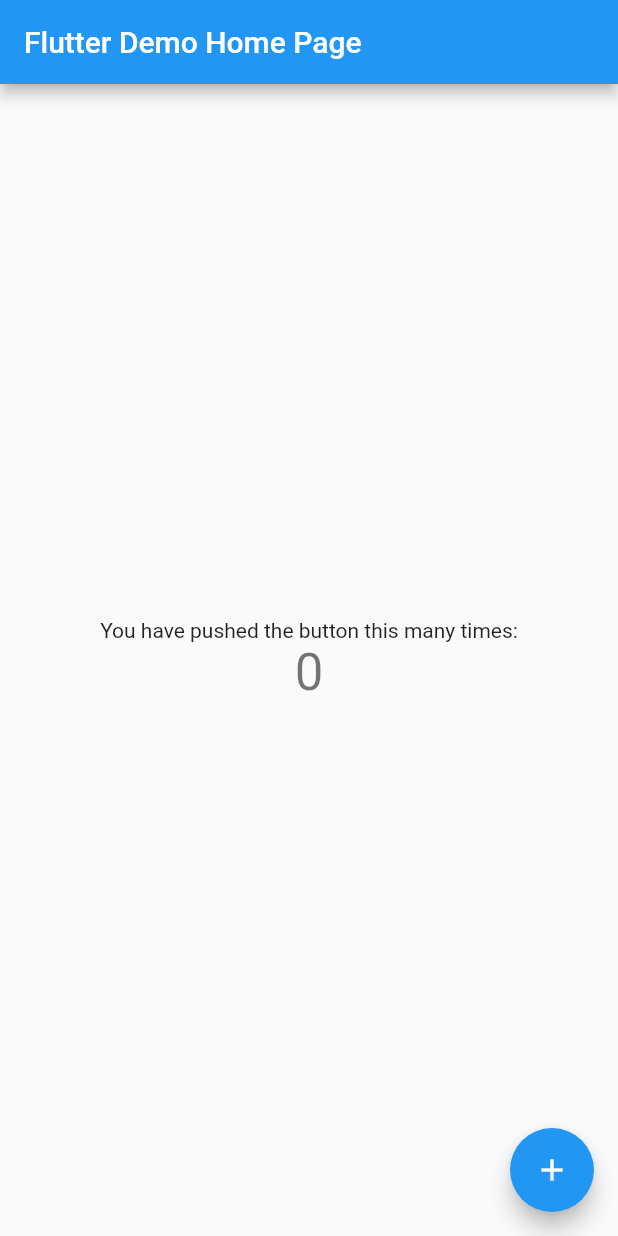
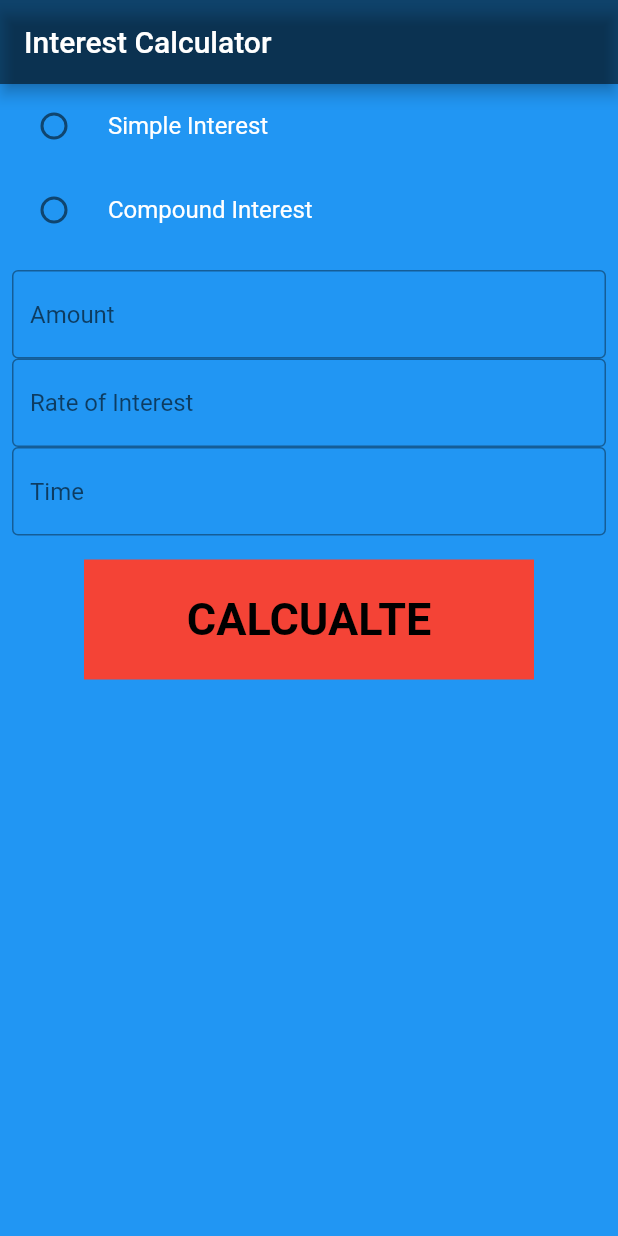
Before and after one commit to Saumyajain125/Simple-Interest-App, a Flutter app: the screen it shows after launch, on a phone screen of 412 x 824 dp. Run offline on Flutter 3.47's test engine with Material 2 defaults, Android fonts, the phone set to English and light mode, and no system bars; our stand-ins replace fluttertoast.

Commit message:
Update main.dart

```diff
--- a/sip_calculator/lib/main.dart
+++ b/sip_calculator/lib/main.dart
@@ -1,3 +1,5 @@
+import 'dart:math';
+import 'package:fluttertoast/fluttertoast.dart';
 import 'package:flutter/material.dart';
 
 void main() {
@@ -9,6 +11,7 @@ class MyApp extends StatelessWidget {
   @override
   Widget build(BuildContext context) {
     return MaterialApp(
+      debugShowCheckedModeBanner: false,
       title: 'Flutter Demo',
       theme: ThemeData(
         // This is the theme of your application.
@@ -29,7 +32,7 @@ class MyApp extends StatelessWidget {
 
 class MyHomePage extends StatefulWidget {
   MyHomePage({Key key, this.title}) : super(key: key);
-
+  String Intrest = 'simple';
   // This widget is the home page of your application. It is stateful, meaning
   // that it has a State object (defined below) that contains fields that affect
   // how it looks.
@@ -47,7 +50,23 @@ class MyHomePage extends StatefulWidget {
 
 class _MyHomePageState extends State<MyHomePage> {
   int _counter = 0;
+  int selectedRadioTile;
+  TextEditingController principal = TextEditingController();
+  TextEditingController rate = TextEditingController();
+  TextEditingController time = TextEditingController();
+  String fina = "";
+  @override
+  void initState() {
+    super.initState();
+    selectedRadioTile = 0;
+    selectedRadioTile = 0;
+  }
 
+  setSelectedRadioTile(int val) {
+    setState(() {
+      selectedRadioTile = val;
+    });
+  }
   void _incrementCounter() {
     setState(() {
       // This call to setState tells the Flutter framework that something has
@@ -68,46 +87,129 @@ class _MyHomePageState extends State<MyHomePage> {
     // fast, so that you can just rebuild anything that needs updating rather
     // than having to individually change instances of widgets.
     return Scaffold(
+      backgroundColor: Colors.blue,
       appBar: AppBar(
         // Here we take the value from the MyHomePage object that was created by
         // the App.build method, and use it to set our appbar title.
-        title: Text(widget.title),
+        backgroundColor: Colors.black54,
+        title: Text("Interest Calculator"),
+        centerTitle: false,
       ),
-      body: Center(
-        // Center is a layout widget. It takes a single child and positions it
-        // in the middle of the parent.
-        child: Column(
-          // Column is also a layout widget. It takes a list of children and
-          // arranges them vertically. By default, it sizes itself to fit its
-          // children horizontally, and tries to be as tall as its parent.
-          //
-          // Invoke "debug painting" (press "p" in the console, choose the
-          // "Toggle Debug Paint" action from the Flutter Inspector in Android
-          // Studio, or the "Toggle Debug Paint" command in Visual Studio Code)
-          // to see the wireframe for each widget.
-          //
-          // Column has various properties to control how it sizes itself and
-          // how it positions its children. Here we use mainAxisAlignment to
-          // center the children vertically; the main axis here is the vertical
-          // axis because Columns are vertical (the cross axis would be
-          // horizontal).
-          mainAxisAlignment: MainAxisAlignment.center,
-          children: <Widget>[
-            Text(
-              'You have pushed the button this many times:',
-            ),
-            Text(
-              '$_counter',
-              style: Theme.of(context).textTheme.headline4,
-            ),
-          ],
-        ),
+      body: SingleChildScrollView(
+        child: Container(
+          height: MediaQuery.of(context).size.height,
+          width: MediaQuery.of(context).size.width,
+          child: Column(
+            children: [
+              //First Column here we will have an image
+              //getImage(),
+              RadioListTile(
+                tileColor: Colors.grey,
+                value: 1,
+                groupValue: selectedRadioTile,
+                title: Text("Simple Interest",style: TextStyle(color: Colors.white),),
+                onChanged: (val) {
+                  print("Radio Tile pressed $val");
+                  setSelectedRadioTile(val);
+                },
+                activeColor: Colors.red,
+                selected: true,
+              ),
+              RadioListTile(
+                value: 2,
+                groupValue: selectedRadioTile,
+                title: Text("Compound Interest",style: TextStyle(color: Colors.white),),
+                onChanged: (val) {
+                  print("Radio Tile pressed $val");
+                  setSelectedRadioTile(val);
+                },
+                activeColor: Colors.red,
+                selected: false,
+              ),
+              // 3 textFields
+              Padding(
+                padding: const EdgeInsets.only(top:12.0,left: 8.0,right: 8.0,bottom: 8.0),
+                child: Column(
+
+                  mainAxisAlignment: MainAxisAlignment.spaceAround,
+                  children: [
+                    Textfield(principal,"Amount"),
+                    Textfield(rate,"Rate of Interest"),
+                    Textfield(time,"Time"),
+                  ],
+                ),
+              ),
+              // Button to Calculate
+              Padding(
+                padding: const EdgeInsets.all(8.0),
+                child: InkWell(
+                  child: Container(
+                    height: 80,
+                    width: 300,
+
+                    decoration: BoxDecoration(
+                      color: Colors.red,
+                    ),
+                    child: Center(child: Text("CALCUALTE",style: TextStyle(fontSize: 30,color: Colors.black,fontWeight: FontWeight.bold),)),
+                  ),
+                  onTap: () {
+                    final snackBar = SnackBar(content: Text(Setvalue()));
+                    ScaffoldMessenger.of(context).showSnackBar(snackBar);
+                  },
+                ),
+              ),
+            ],
+              ),
+          ),
       ),
-      floatingActionButton: FloatingActionButton(
-        onPressed: _incrementCounter,
-        tooltip: 'Increment',
-        child: Icon(Icons.add),
-      ), // This trailing comma makes auto-formatting nicer for build methods.
     );
   }
+  String Setvalue(){
+    String answer = "";
+    double p = double.parse(principal.text);
+    double r = double.parse(rate.text);
+    double t = double.parse(time.text);
+
+    double netpayableamount = 0;
+    if(selectedRadioTile == 1){
+      netpayableamount = p+(p*r*t)/100;
+    }
+    else if(selectedRadioTile == 2){
+      netpayableamount = p + pow((1+(r/100)),t);
+    }
+    if(t == 1){
+      answer = "Interst in $t time would be $netpayableamount at rate of $r";
+    }
+    else{
+      answer = "Interst in $t time would be $netpayableamount at rate of $r";
+    }
+    print(answer);
+    return answer;
+  }
+  TextField Textfield(cont,str) {
+    return TextField(
+              cursorColor: Colors.white,
+              controller: cont,
+              keyboardType: TextInputType.number,
+
+              decoration: InputDecoration(
+                hintText: str,
+                border: const OutlineInputBorder(
+
+              )
+              ),
+            );
+  }
+
+  Container getImage() {
+    return Container(
+            height: 400,
+            width: 400,
+            decoration: BoxDecoration(
+              image: DecorationImage(
+                image: AssetImage('images/pic1.jpg'),
+              )
+            ),
+          );
+  }
 }
```
